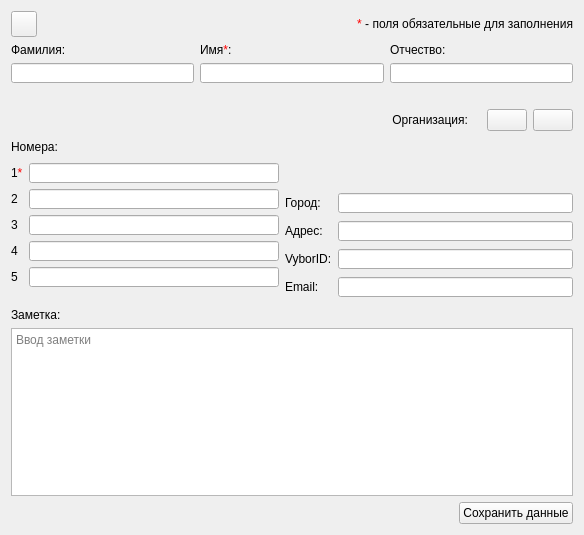
Qt form src/EditContactDialog.ui (okostynchuk/Outcall) before a commit.
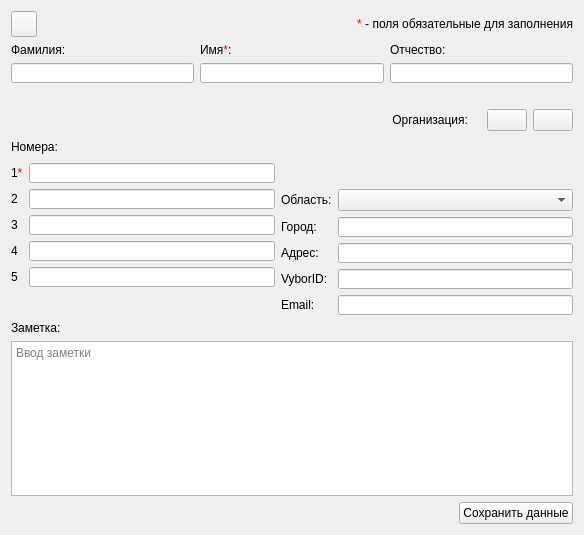
The same form after that commit. Icons and pictures are not drawn.

Commit message: added regions to contacts and other fixes

Diff of the .ui file:
```diff
--- a/src/EditContactDialog.ui
+++ b/src/EditContactDialog.ui
@@ -481,7 +481,7 @@
      </item>
      <item>
       <layout class="QGridLayout" name="gridLayout">
-       <item row="1" column="1">
+       <item row="2" column="1">
         <widget class="QLineEdit" name="city">
          <property name="minimumSize">
           <size>
@@ -500,46 +500,7 @@
          </property>
         </widget>
        </item>
-       <item row="3" column="1">
-        <widget class="QLineEdit" name="vyborId">
-         <property name="minimumSize">
-          <size>
-           <width>235</width>
-           <height>20</height>
-          </size>
-         </property>
-         <property name="maximumSize">
-          <size>
-           <width>16777215</width>
-           <height>20</height>
-          </size>
-         </property>
-         <property name="focusPolicy">
-          <enum>Qt::StrongFocus</enum>
-         </property>
-        </widget>
-       </item>
-       <item row="4" column="0">
-        <widget class="QLabel" name="label_12">
-         <property name="text">
-          <string>Email:</string>
-         </property>
-         <property name="alignment">
-          <set>Qt::AlignLeading|Qt::AlignLeft|Qt::AlignVCenter</set>
-         </property>
-        </widget>
-       </item>
        <item row="2" column="0">
-        <widget class="QLabel" name="label_10">
-         <property name="text">
-          <string>Адрес:</string>
-         </property>
-         <property name="alignment">
-          <set>Qt::AlignLeading|Qt::AlignLeft|Qt::AlignVCenter</set>
-         </property>
-        </widget>
-       </item>
-       <item row="1" column="0">
         <widget class="QLabel" name="label_29">
          <property name="layoutDirection">
           <enum>Qt::LeftToRight</enum>
@@ -552,7 +513,7 @@
          </property>
         </widget>
        </item>
-       <item row="3" column="0">
+       <item row="4" column="0">
         <widget class="QLabel" name="label_32">
          <property name="text">
           <string>VyborID:</string>
@@ -562,26 +523,65 @@
          </property>
         </widget>
        </item>
-       <item row="2" column="1">
-        <widget class="QLineEdit" name="address">
-         <property name="minimumSize">
-          <size>
-           <width>235</width>
-           <height>20</height>
-          </size>
-         </property>
-         <property name="maximumSize">
-          <size>
-           <width>16777215</width>
-           <height>20</height>
-          </size>
-         </property>
-         <property name="focusPolicy">
-          <enum>Qt::StrongFocus</enum>
-         </property>
-        </widget>
-       </item>
        <item row="4" column="1">
+        <widget class="QLineEdit" name="vyborId">
+         <property name="minimumSize">
+          <size>
+           <width>235</width>
+           <height>20</height>
+          </size>
+         </property>
+         <property name="maximumSize">
+          <size>
+           <width>16777215</width>
+           <height>20</height>
+          </size>
+         </property>
+         <property name="focusPolicy">
+          <enum>Qt::StrongFocus</enum>
+         </property>
+        </widget>
+       </item>
+       <item row="3" column="0">
+        <widget class="QLabel" name="label_10">
+         <property name="text">
+          <string>Адрес:</string>
+         </property>
+         <property name="alignment">
+          <set>Qt::AlignLeading|Qt::AlignLeft|Qt::AlignVCenter</set>
+         </property>
+        </widget>
+       </item>
+       <item row="5" column="0">
+        <widget class="QLabel" name="label_12">
+         <property name="text">
+          <string>Email:</string>
+         </property>
+         <property name="alignment">
+          <set>Qt::AlignLeading|Qt::AlignLeft|Qt::AlignVCenter</set>
+         </property>
+        </widget>
+       </item>
+       <item row="3" column="1">
+        <widget class="QLineEdit" name="address">
+         <property name="minimumSize">
+          <size>
+           <width>235</width>
+           <height>20</height>
+          </size>
+         </property>
+         <property name="maximumSize">
+          <size>
+           <width>16777215</width>
+           <height>20</height>
+          </size>
+         </property>
+         <property name="focusPolicy">
+          <enum>Qt::StrongFocus</enum>
+         </property>
+        </widget>
+       </item>
+       <item row="5" column="1">
         <widget class="QLineEdit" name="email">
          <property name="minimumSize">
           <size>
@@ -619,6 +619,16 @@
          </property>
         </widget>
        </item>
+       <item row="1" column="0">
+        <widget class="QLabel" name="label">
+         <property name="text">
+          <string>Область:</string>
+         </property>
+        </widget>
+       </item>
+       <item row="1" column="1">
+        <widget class="QComboBox" name="region"/>
+       </item>
       </layout>
      </item>
     </layout>
```
The commit also changes 29 other files.
